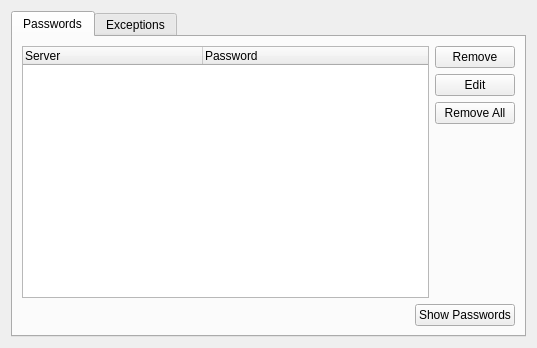
Above: src/preferences/autofillmanager.ui from QupZilla/qupzilla before the change. Below: the same form after it.
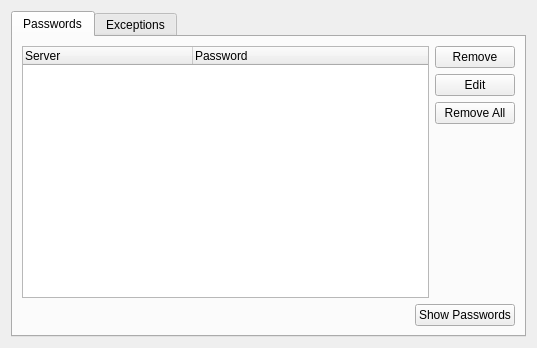
That is the form after the change.

The edit to the form file:
```diff
--- a/src/preferences/autofillmanager.ui
+++ b/src/preferences/autofillmanager.ui
@@ -30,7 +30,7 @@
        <item row="0" column="0">
         <widget class="QTreeWidget" name="treePass">
          <attribute name="headerMinimumSectionSize">
-          <number>180</number>
+          <number>170</number>
          </attribute>
          <column>
           <property name="text">
```
